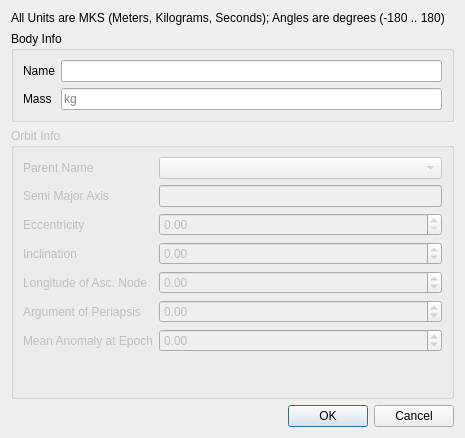
The window that Astrolabe/system_ui/add_body_dialog.ui (shavera/Davidian) describes before a commit, drawn with Qt 5.
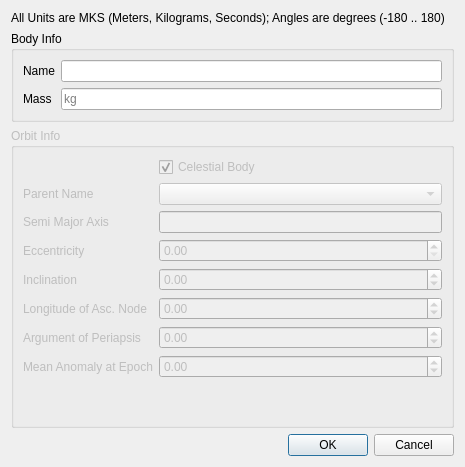
The same window after the commit.

Commit message: Add a checkbox to specify Celestial body (default to CB)

```diff
--- a/Astrolabe/system_ui/add_body_dialog.ui
+++ b/Astrolabe/system_ui/add_body_dialog.ui
@@ -7,7 +7,7 @@
     <x>0</x>
     <y>0</y>
     <width>465</width>
-    <height>438</height>
+    <height>467</height>
    </rect>
   </property>
   <property name="windowTitle">
@@ -69,48 +69,48 @@
       <string>Orbit Info</string>
      </property>
      <layout class="QFormLayout" name="formLayout_2">
-      <item row="0" column="0">
+      <item row="1" column="0">
        <widget class="QLabel" name="parentNameLabel">
         <property name="text">
          <string>Parent Name</string>
         </property>
        </widget>
       </item>
-      <item row="0" column="1">
+      <item row="1" column="1">
        <widget class="QComboBox" name="parentBodySelectorBox"/>
       </item>
-      <item row="1" column="0">
+      <item row="2" column="0">
        <widget class="QLabel" name="semiMajorAxisLabel">
         <property name="text">
          <string>Semi Major Axis</string>
         </property>
        </widget>
       </item>
-      <item row="1" column="1">
+      <item row="2" column="1">
        <widget class="QLineEdit" name="semiMajorAxisEdit"/>
       </item>
-      <item row="2" column="0">
+      <item row="3" column="0">
        <widget class="QLabel" name="eccentricityLabel">
         <property name="text">
          <string>Eccentricity</string>
         </property>
        </widget>
       </item>
-      <item row="2" column="1">
+      <item row="3" column="1">
        <widget class="QDoubleSpinBox" name="eccentricitySpinBox">
         <property name="maximum">
          <double>10000.000000000000000</double>
         </property>
        </widget>
       </item>
-      <item row="3" column="0">
+      <item row="4" column="0">
        <widget class="QLabel" name="inclinationLabel">
         <property name="text">
          <string>Inclination</string>
         </property>
        </widget>
       </item>
-      <item row="3" column="1">
+      <item row="4" column="1">
        <widget class="QDoubleSpinBox" name="inclinationSpinBox">
         <property name="minimum">
          <double>-180.000000000000000</double>
@@ -120,14 +120,14 @@
         </property>
        </widget>
       </item>
-      <item row="4" column="0">
+      <item row="5" column="0">
        <widget class="QLabel" name="longitudeAscNodeLabel">
         <property name="text">
          <string>Longitude of Asc. Node</string>
         </property>
        </widget>
       </item>
-      <item row="4" column="1">
+      <item row="5" column="1">
        <widget class="QDoubleSpinBox" name="longitudeAscNodeSpinBox">
         <property name="minimum">
          <double>-180.000000000000000</double>
@@ -137,14 +137,14 @@
         </property>
        </widget>
       </item>
-      <item row="5" column="0">
+      <item row="6" column="0">
        <widget class="QLabel" name="argOfPeriapsisLabel">
         <property name="text">
          <string>Argument of Periapsis</string>
         </property>
        </widget>
       </item>
-      <item row="5" column="1">
+      <item row="6" column="1">
        <widget class="QDoubleSpinBox" name="argOfPeriapsisSpinBox">
         <property name="minimum">
          <double>-180.000000000000000</double>
@@ -154,14 +154,14 @@
         </property>
        </widget>
       </item>
-      <item row="6" column="0">
+      <item row="7" column="0">
        <widget class="QLabel" name="meanAnomalyLabel">
         <property name="text">
          <string>Mean Anomaly at Epoch</string>
         </property>
        </widget>
       </item>
-      <item row="6" column="1">
+      <item row="7" column="1">
        <widget class="QDoubleSpinBox" name="meanAnomalySpinBox">
         <property name="minimum">
          <double>-180.000000000000000</double>
@@ -171,6 +171,16 @@
         </property>
        </widget>
       </item>
+      <item row="0" column="1">
+       <widget class="QCheckBox" name="celestialBodyBox">
+        <property name="text">
+         <string>Celestial Body</string>
+        </property>
+        <property name="checked">
+         <bool>true</bool>
+        </property>
+       </widget>
+      </item>
      </layout>
     </widget>
    </item>
```
The commit also changes 1 other file.
